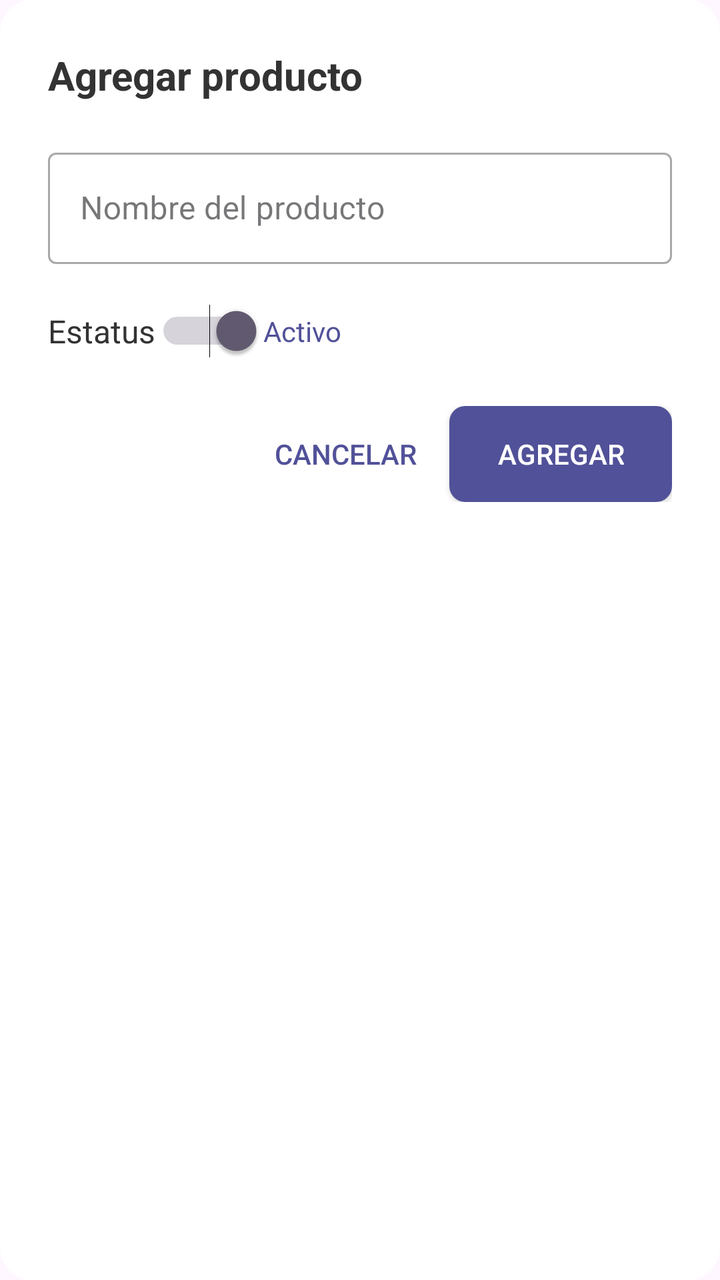
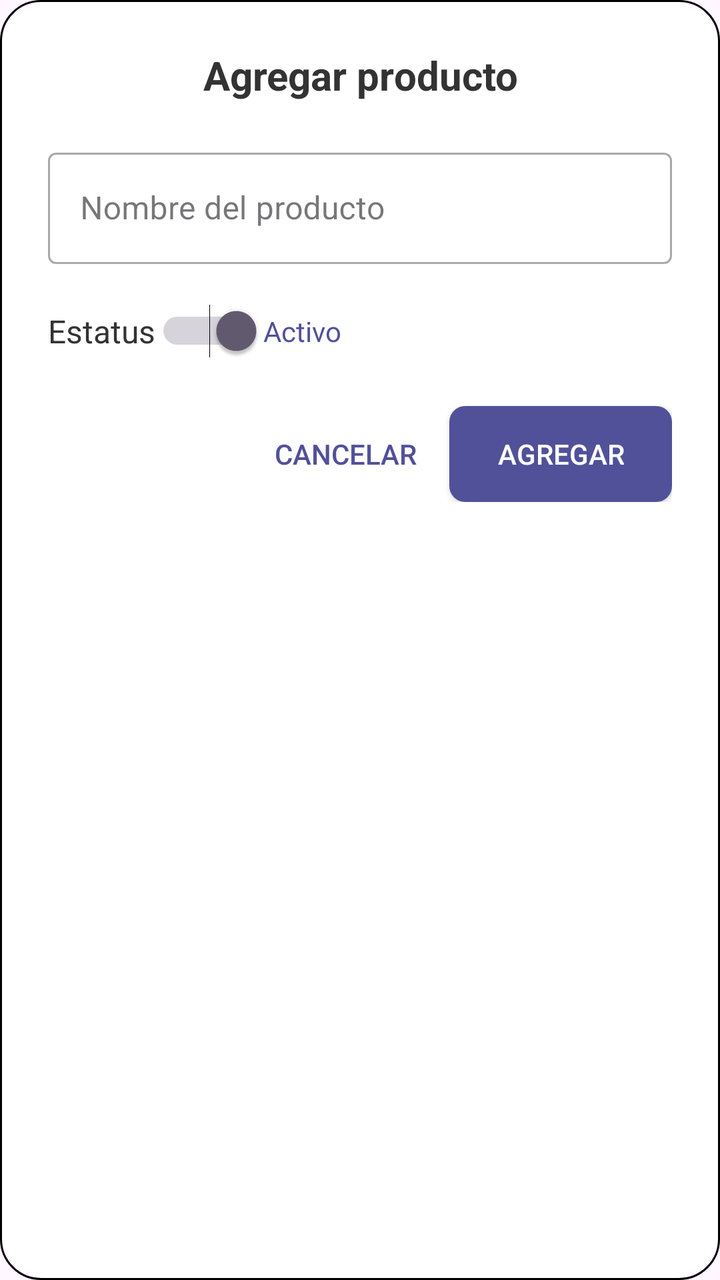

Compare the two renders of this Android layout. The source of the first and the diff that turns it into the second are given below.
<!-- AndroidManifest.xml: application theme Theme.MyApplication -->
<!-- res/layout/add_product.xml -->
<?xml version="1.0" encoding="utf-8"?>
<LinearLayout xmlns:android="http://schemas.android.com/apk/res/android"
    xmlns:app="http://schemas.android.com/apk/res-auto"
    android:layout_width="match_parent"
    android:layout_height="wrap_content"
    android:orientation="vertical"
    android:background="@drawable/bg_dialog"
    android:padding="24dp">


    <TextView
        android:layout_width="match_parent"
        android:layout_height="wrap_content"
        android:text="Agregar producto"
        android:textSize="20sp"
        android:textStyle="bold"
        android:textColor="#333333"
        android:layout_marginBottom="20dp"/>


    <com.google.android.material.textfield.TextInputLayout
        android:layout_width="match_parent"
        android:layout_height="wrap_content"
        android:hint="Nombre del producto"
        style="@style/Widget.MaterialComponents.TextInputLayout.OutlinedBox"
        android:layout_marginBottom="20dp">

        <com.google.android.material.textfield.TextInputEditText
            android:id="@+id/etNombreProducto"
            android:layout_width="match_parent"
            android:layout_height="wrap_content"
            android:inputType="textCapSentences"/>

    </com.google.android.material.textfield.TextInputLayout>

    <LinearLayout
        android:layout_width="wrap_content"
        android:layout_height="wrap_content"
        android:orientation="horizontal"
        android:gravity="center_vertical"
        android:layout_marginBottom="24dp">

        <TextView
            android:layout_width="0dp"
            android:layout_height="wrap_content"
            android:layout_weight="1"
            android:text="Estatus"
            android:textSize="16sp"
            android:textColor="#333333"/>

        <Switch
            android:id="@+id/swEstatus"
            android:layout_width="wrap_content"
            android:layout_height="wrap_content"
            android:checked="true"/>

        <TextView
            android:id="@+id/tvEstadoSwitch"
            android:layout_width="wrap_content"
            android:layout_height="wrap_content"
            android:text="Activo"
            android:textSize="14sp"
            android:textColor="#515199"
            android:layout_marginEnd="8dp"/>

    </LinearLayout>

    <LinearLayout
        android:layout_width="match_parent"
        android:layout_height="wrap_content"
        android:orientation="horizontal"
        android:gravity="end">

        <androidx.appcompat.widget.AppCompatButton
            android:id="@+id/btnCancelar"
            android:layout_width="wrap_content"
            android:layout_height="wrap_content"
            android:text="Cancelar"
            android:textColor="#515199"
            android:background="?attr/selectableItemBackground"
            android:layout_marginEnd="8dp"/>

        <androidx.appcompat.widget.AppCompatButton
            android:id="@+id/btnGuardar"
            android:layout_width="wrap_content"
            android:layout_height="wrap_content"
            android:text="Agregar"
            android:textColor="#FFFFFF"
            android:background="@drawable/bg_btn_dialog"
            android:paddingHorizontal="24dp"/>

    </LinearLayout>

</LinearLayout>
<!-- resources referenced by this layout -->
<resources>
  <!-- drawable bg_btn_dialog (drawable) -->
  <?xml version="1.0" encoding="utf-8"?>
  <shape xmlns:android="http://schemas.android.com/apk/res/android"
      android:shape="rectangle">
      <solid android:color="#515199"/>
      <corners android:radius="8dp"/>
  </shape>
  <!-- drawable bg_dialog (drawable) -->
  <?xml version="1.0" encoding="utf-8"?>
  <shape xmlns:android="http://schemas.android.com/apk/res/android"
      android:shape="rectangle">
      <solid android:color="#FFFFFF"/>
      <corners android:radius="16dp"/>
  </shape>
  <style name="Theme.MyApplication" parent="Base.Theme.MyApplication" />
  <style name="Base.Theme.MyApplication" parent="Theme.Material3.DayNight.NoActionBar">
          
          
      </style>
</resources>

<!-- the commit's change to res/layout/add_product.xml (unified diff, before → after) -->
@@ -13,6 +13,7 @@
         android:layout_height="wrap_content"
         android:text="Agregar producto"
         android:textSize="20sp"
+        android:textAlignment="center"
         android:textStyle="bold"
         android:textColor="#333333"
         android:layout_marginBottom="20dp"/>
@@ -26,7 +27,7 @@
         android:layout_marginBottom="20dp">
 
         <com.google.android.material.textfield.TextInputEditText
-            android:id="@+id/etNombreProducto"
+            android:id="@+id/edtProductName"
             android:layout_width="match_parent"
             android:layout_height="wrap_content"
             android:inputType="textCapSentences"/>
@@ -49,13 +50,13 @@
             android:textColor="#333333"/>
 
         <Switch
-            android:id="@+id/swEstatus"
+            android:id="@+id/swProductStatus"
             android:layout_width="wrap_content"
             android:layout_height="wrap_content"
             android:checked="true"/>
 
         <TextView
-            android:id="@+id/tvEstadoSwitch"
+            android:id="@+id/tvProductStatus"
             android:layout_width="wrap_content"
             android:layout_height="wrap_content"
             android:text="Activo"
<!-- resource entries referenced after the edit -->
@@ -12,7 +12,8 @@
   <shape xmlns:android="http://schemas.android.com/apk/res/android"
       android:shape="rectangle">
       <solid android:color="#FFFFFF"/>
-      <corners android:radius="16dp"/>
+      <corners android:radius="20dp"/>
+      <stroke android:width="1dp" android:color="#000000"/>
   </shape>
   <style name="Theme.MyApplication" parent="Base.Theme.MyApplication" />
   <style name="Base.Theme.MyApplication" parent="Theme.Material3.DayNight.NoActionBar">
